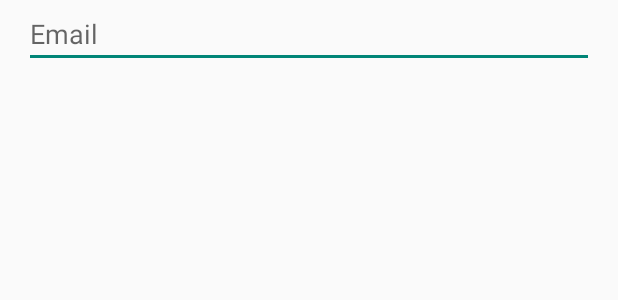
After one commit to Brunofgm7/HoqueiApp, an Android app: the layout dialog_forgot_password.xml on its own in the app's theme, with its tools: preview values and no code run, on a phone screen of 412 x 824 dp. The commit adds this screen. Shown: the top 300 px of the screen. Run offline under Robolectric (Android 15) with nearby library versions, the phone set to English and light mode, and no system bars.

Commit message:
forgot your password feito

```diff
--- /dev/null
+++ b/app/src/main/res/layout/dialog_forgot_password.xml
@@ -0,0 +1,11 @@
+<?xml version="1.0" encoding="utf-8"?>
+<EditText xmlns:android="http://schemas.android.com/apk/res/android"
+    android:id="@+id/Email_recuperarPassword"
+    android:hint="Email"
+    android:inputType="textEmailAddress"
+    android:layout_marginStart="16dp"
+    android:layout_marginEnd="16dp"
+    android:layout_width="match_parent"
+    android:layout_height="wrap_content">
+
+</EditText>
--- a/app/src/main/res/layout/fragment_login.xml
+++ b/app/src/main/res/layout/fragment_login.xml
@@ -36,7 +36,7 @@
         android:importantForAutofill="no" />
 
     <TextView
-        android:id="@+id/textForgotYourPassword"
+        android:id="@+id/botaoForgotYourPassword"
         android:layout_width="wrap_content"
         android:layout_height="wrap_content"
         android:layout_gravity="center"
```
Also changed, not shown: app/src/main/java/com/example/apphoquei/LoginFragment.kt (+35 -0 lines).
